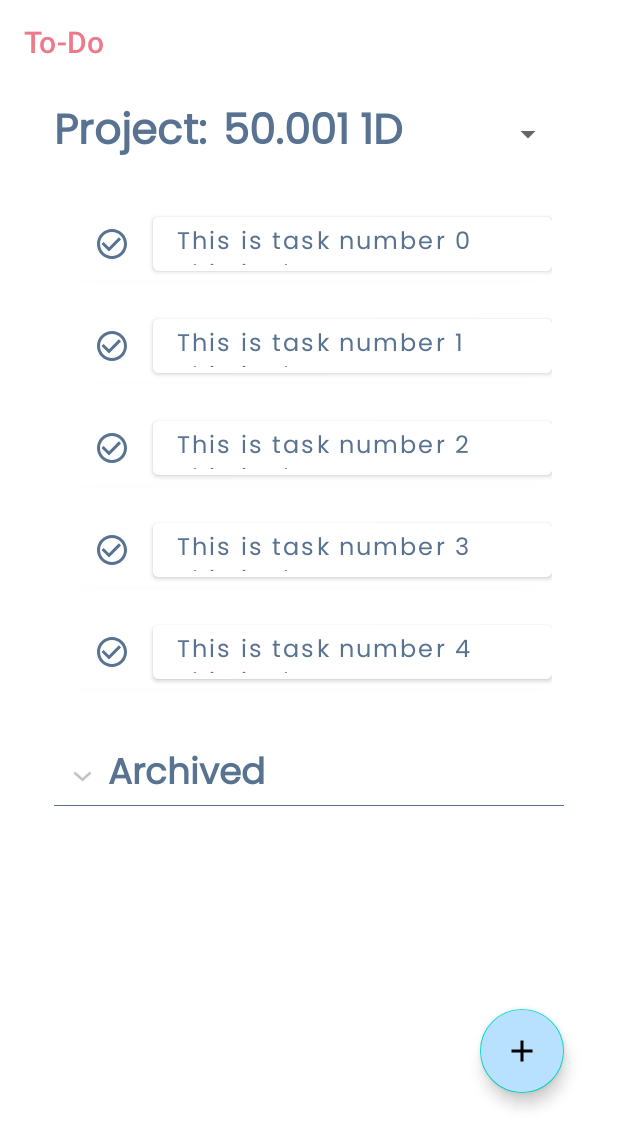
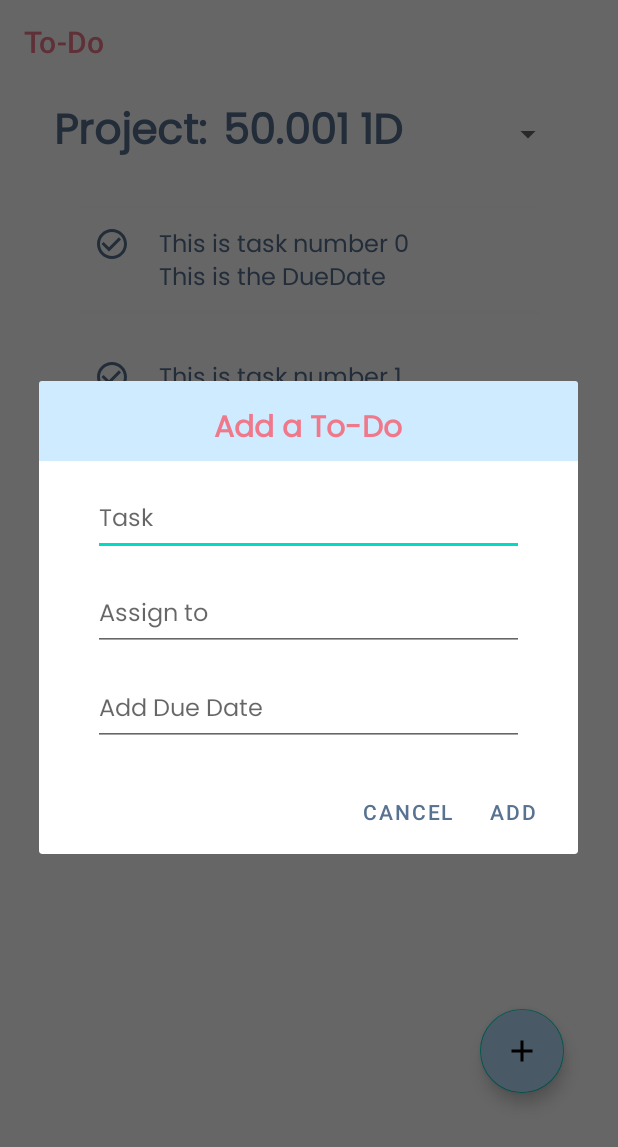
Before and after one commit to thespacemanatee/Beaver-App, an Android app: the fragment ToDoFragment placed in its activity, after a tap on "To-Do", on a phone screen of 412 x 824 dp. Shown: the top 1147 px of the screen. Run offline under Robolectric (Android 15) with nearby library versions, the phone set to English and light mode, and no system bars; our stand-ins replace CircleImageView, Firebase (no records; nobody signed in at launch, a user with empty details on screens opened directly); libraries missing offline, so code that uses them is left out: com.ismaeldivita.chipnavigation, com.yarolegovich.slidingrootnav; Roboto replaces fonts that are not available here; 9 statements that could not run were skipped.

Commit message:
added to do dialog, but listener doesn't really work

```diff
--- /dev/null
+++ b/app/src/main/java/com/example/beever/feature/ToDoDialogFragment.java
@@ -0,0 +1,99 @@
+package com.example.beever.feature;
+
+import android.app.AlertDialog;
+import android.app.DatePickerDialog;
+import android.app.Dialog;
+import android.content.Context;
+import android.content.DialogInterface;
+import android.os.Build;
+import android.os.Bundle;
+import android.view.LayoutInflater;
+import android.view.View;
+import android.widget.DatePicker;
+import android.widget.EditText;
+
+import androidx.annotation.NonNull;
+import androidx.annotation.Nullable;
+import androidx.annotation.RequiresApi;
+import androidx.fragment.app.DialogFragment;
+
+import com.example.beever.R;
+
+import java.util.Calendar;
+
+public class ToDoDialogFragment extends DialogFragment {
+
+    protected EditText toDoDialogAssign;
+    protected EditText toDoDialogTask;
+    protected EditText toDoDialogDate;
+    protected int year, month, day;
+
+    @NonNull
+    @Override
+    public Dialog onCreateDialog(@Nullable Bundle savedInstanceState) {
+        AlertDialog.Builder builder = new AlertDialog.Builder(getActivity());
+        LayoutInflater layoutInflater = requireActivity().getLayoutInflater();
+
+        View parentView = layoutInflater.inflate(R.layout.fragment_to_do_dialog, null);
+        toDoDialogAssign = parentView.findViewById(R.id.toDoDialogAssignTo);
+        toDoDialogTask = parentView.findViewById(R.id.toDoDialogTask);
+        toDoDialogDate = parentView.findViewById(R.id.toDoDialogDate);
+
+        toDoDialogDate.setOnClickListener(new View.OnClickListener() {
+            @RequiresApi(api = Build.VERSION_CODES.N)
+            @Override
+            public void onClick(View v) {
+                // get current date
+                final Calendar c = Calendar.getInstance();
+                year = c.get(Calendar.YEAR);
+                month = c.get(Calendar.MONTH);
+                day = c.get(Calendar.DAY_OF_MONTH);
+
+                DatePickerDialog datePickerDialog = new DatePickerDialog(getContext(), new DatePickerDialog.OnDateSetListener() {
+                    @Override
+                    public void onDateSet(DatePicker view, int year, int month, int dayOfMonth) {
+                        String setDate = dayOfMonth + "/" + month + "/" + year;
+                        toDoDialogDate.setText(setDate);
+                    }
+                }, year, month, day);
+
+                datePickerDialog.show();
+            }
+        });
+
+        builder.setView(parentView)
+                .setPositiveButton("Add", (dialog, which) -> {
+                    // adds to do
+                    toDoDialogListener.onDialogPositiveClick(ToDoDialogFragment.this);
+                })
+                .setNegativeButton("Cancel", (dialog, which) -> {
+                    toDoDialogListener.onDialogNegativeClick(ToDoDialogFragment.this);
+                    ToDoDialogFragment.this.getDialog().cancel();
+                });
+
+        return builder.create();
+    }
+
+    /**
+     * Interface for ToDoFragment to implement in order to receive event callbacks
+     */
+    public interface ToDoDialogListener {
+        void onDialogPositiveClick(ToDoDialogFragment dialogFragment);
+        void onDialogNegativeClick(ToDoDialogFragment dialogFragment);
+    }
+
+    // use instance of listener to deliver event callbacks
+    ToDoDialogListener toDoDialogListener;
+
+    @Override
+    public void onAttach(@NonNull Context context) {
+        super.onAttach(context);
+
+        // Verify that host activity implements the interface
+        try {
+            toDoDialogListener = (ToDoDialogListener) context;
+        } catch (ClassCastException e) {
+            throw new ClassCastException(getActivity().toString() + " must implement ToDoDialogListener");
+        }
+    }
+}
--- a/app/src/main/java/com/example/beever/feature/ToDoFragment.java
+++ b/app/src/main/java/com/example/beever/feature/ToDoFragment.java
@@ -9,11 +9,13 @@ import android.view.ViewGroup;
 import android.widget.AdapterView;
 import android.widget.ArrayAdapter;
 import android.widget.CursorAdapter;
+import android.widget.EditText;
 import android.widget.ExpandableListView;
 import android.widget.Spinner;
 import android.widget.TextView;
 import android.widget.Toast;
 
+import androidx.fragment.app.DialogFragment;
 import androidx.fragment.app.Fragment;
 import androidx.recyclerview.widget.LinearLayoutManager;
 import androidx.recyclerview.widget.RecyclerView;
@@ -26,12 +28,13 @@ import java.util.ArrayList;
 import java.util.HashMap;
 import java.util.List;
 
-public class ToDoFragment extends Fragment implements AdapterView.OnItemSelectedListener{
+public class ToDoFragment extends Fragment implements AdapterView.OnItemSelectedListener, ToDoDialogFragment.ToDoDialogListener {
 
     public static final String TAG = "ToDoFragment";
     public static final String SPINNER = "Spinner Set-Up Successfully";
     public static final String RECYCLERVIEW = "RecyclerView Set-Up Successfully";
     public static final String FAB = "FAB Set-Up Successfully";
+    public static final String ADD_TO_DO = "ADD_TO_DO";
 
     protected RecyclerView toDoRecyclerView;
     protected RecyclerView.LayoutManager layoutManager;
@@ -40,6 +43,7 @@ public class ToDoFragment extends Fragment implements AdapterView.OnItemSelected
     protected FloatingActionButton toDoAddButton;
     protected ExpandableListView toDoArchivedListView;
     protected ExpandableListAdapter toDoArchivedAdapter;
+
     protected List<String> ARCHIVED = new ArrayList<>();
     protected HashMap<String, List<String>> expandableListDetail = new HashMap<>();
     protected ArrayList<String> toDoList = new ArrayList<>();
@@ -129,7 +133,7 @@ public class ToDoFragment extends Fragment implements AdapterView.OnItemSelected
         toDoArchivedListView.setOnGroupExpandListener(new ExpandableListView.OnGroupExpandListener() {
             @Override
             public void onGroupExpand(int groupPosition) {
-                Toast.makeText(getContext(), "Archived Expanded.", Toast.LENGTH_SHORT);
+                Toast.makeText(getContext(), "Archived Expanded.", Toast.LENGTH_SHORT).show();
             }
         });
 
@@ -138,7 +142,8 @@ public class ToDoFragment extends Fragment implements AdapterView.OnItemSelected
         toDoAddButton.setOnClickListener(new View.OnClickListener() {
             @Override
             public void onClick(View v) {
-                Toast.makeText(getContext(), "Add TO DO", Toast.LENGTH_SHORT).show();
+                ToDoDialogFragment toDoDialogFragment = new ToDoDialogFragment();
+                toDoDialogFragment.show(getFragmentManager(), ADD_TO_DO);
             }
         });
         Log.d(TAG, FAB);
@@ -155,6 +160,21 @@ public class ToDoFragment extends Fragment implements AdapterView.OnItemSelected
 
     @Override
     public void onNothingSelected(AdapterView<?> parent) {
+    }
 
+    // THIS IS BUGGY AND I HAVEN'T FIGURED IT OUT YET AHHHHHH
+    @Override
+    public void onDialogPositiveClick(ToDoDialogFragment dialogFragment) {
+        // add to do to the list
+        toDoList.add(dialogFragment.toDoDialogTask.getText().toString());
+        for (String s : toDoList) {
+            Log.d("ADD TO DO", s);
+        }
+    }
+
+    @Override
+    public void onDialogNegativeClick(ToDoDialogFragment dialogFragment) {
+        // nothing happens when dialog is cancelled
+        Toast.makeText(this.getContext(), "Add To-Do cancelled", Toast.LENGTH_SHORT).show();
     }
 }
--- a/app/src/main/java/com/example/beever/navigation/NavigationDrawer.java
+++ b/app/src/main/java/com/example/beever/navigation/NavigationDrawer.java
@@ -26,6 +26,7 @@ import androidx.recyclerview.widget.RecyclerView;
 import com.bumptech.glide.Glide;
 import com.example.beever.admin.Login;
 import com.example.beever.R;
+import com.example.beever.feature.ToDoDialogFragment;
 import com.google.android.gms.tasks.OnFailureListener;
 import com.google.android.gms.tasks.OnSuccessListener;
 import com.google.firebase.auth.FirebaseAuth;
@@ -41,7 +42,7 @@ import java.util.Date;
 
 import de.hdodenhof.circleimageview.CircleImageView;
 
-public class NavigationDrawer extends AppCompatActivity implements DrawerAdapter.OnItemSelectedListener{
+public class NavigationDrawer extends AppCompatActivity implements DrawerAdapter.OnItemSelectedListener, ToDoDialogFragment.ToDoDialogListener {
 
     private static final int POS_DASHBOARD = 0;
     private static final int POS_MY_PROFILE = 1;
@@ -199,4 +200,14 @@ public class NavigationDrawer extends AppCompatActivity implements DrawerAdapter
         slidingRootNav.closeMenu();
         transaction.commit();
     }
+
+    @Override
+    public void onDialogPositiveClick(ToDoDialogFragment dialogFragment) {
+
+    }
+
+    @Override
+    public void onDialogNegativeClick(ToDoDialogFragment dialogFragment) {
+
+    }
 }
--- /dev/null
+++ b/app/src/main/res/layout/fragment_to_do_dialog.xml
@@ -0,0 +1,62 @@
+<?xml version="1.0" encoding="utf-8"?>
+<LinearLayout
+    xmlns:android="http://schemas.android.com/apk/res/android" android:layout_width="match_parent"
+    android:layout_height="match_parent"
+    android:orientation="vertical">
+
+    <TextView
+        android:layout_width="match_parent"
+        android:layout_height="wrap_content"
+        android:text="Add a To-Do"
+        android:fontFamily="@font/poppins"
+        android:paddingTop="16dp"
+        android:paddingBottom="4dp"
+        android:layout_marginBottom="16dp"
+        android:textSize="20sp"
+        android:textStyle="bold"
+        android:textAlignment="center"
+        android:textColor="@color/beever_pink"
+        android:background="@color/beever_light_blue_transparent"/>
+
+    <EditText
+        android:layout_width="match_parent"
+        android:layout_height="wrap_content"
+        android:id="@+id/toDoDialogTask"
+        android:hint="Task"
+        android:layout_marginStart="36dp"
+        android:layout_marginEnd="36dp"
+        android:paddingTop="10dp"
+        android:layout_marginBottom="16dp"
+        android:textColor="@color/beever_blue"
+        android:fontFamily="@font/poppins"
+        android:textSize="16sp" />
+
+    <EditText
+        android:layout_width="match_parent"
+        android:layout_height="wrap_content"
+        android:id="@+id/toDoDialogAssignTo"
+        android:hint="Assign to"
+        android:layout_marginStart="36dp"
+        android:layout_marginEnd="36dp"
+        android:paddingTop="10dp"
+        android:layout_marginBottom="16dp"
+        android:textColor="@color/beever_blue"
+        android:fontFamily="@font/poppins"
+        android:textSize="16sp" />
+
+    <EditText
+        android:layout_width="match_parent"
+        android:layout_height="wrap_content"
+        android:id="@+id/toDoDialogDate"
+        android:hint="Add Due Date"
+        android:layout_marginStart="36dp"
+        android:layout_marginEnd="36dp"
+        android:paddingTop="10dp"
+        android:layout_marginBottom="16dp"
+        android:fontFamily="@font/poppins"
+        android:textColor="@color/beever_blue"
+        android:textSize="16sp"
+        android:clickable="true"
+        android:focusable="true" />
+
+</LinearLayout>
--- a/app/src/main/res/layout/fragment_to_do_task_.xml
+++ b/app/src/main/res/layout/fragment_to_do_task_.xml
@@ -20,16 +20,17 @@
             android:layout_width="30dp"
             android:layout_height="wrap_content"
             android:layout_marginStart="16dp"
-            android:layout_marginEnd="12dp"
             android:button="@drawable/checkbox_selector"
             android:buttonTint="@color/beever_blue" />
 
         <Button
             android:id="@+id/toDoButton"
             android:layout_width="fill_parent"
-            android:layout_height="match_parent"
+            android:layout_height="wrap_content"
             android:text="Hello World"
+            android:layout_marginEnd="6dp"
             android:textAlignment="textStart"
+            style="@style/Widget.AppCompat.Button.Borderless"
             android:textColor="@color/beever_blue"
             android:textAllCaps="false"
             android:backgroundTint="@color/white"
```
